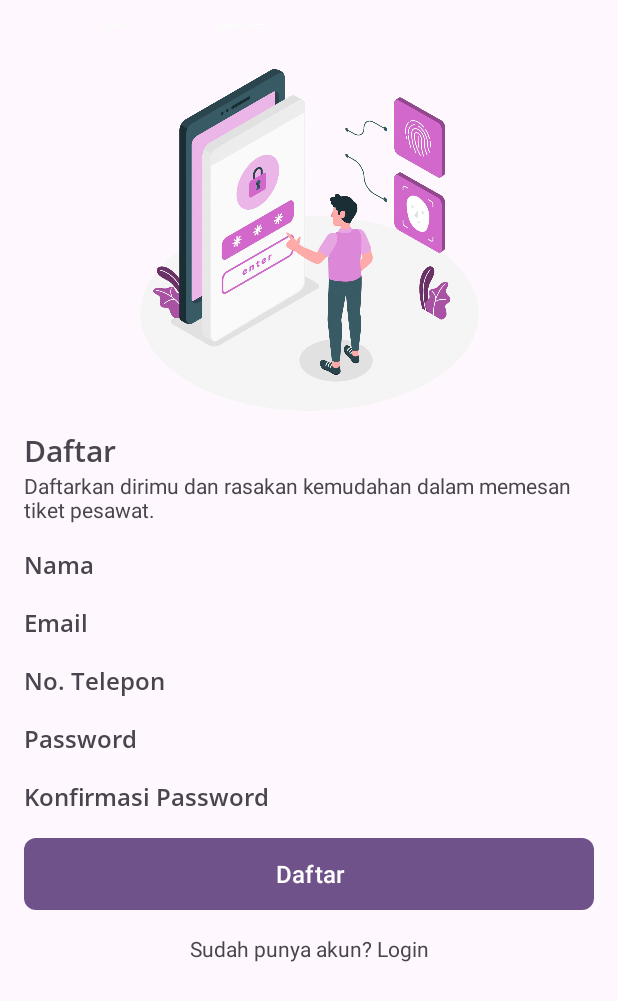
After one commit to FSW-AND-BINAR-BATCH-6/AND_SkyFly, an Android app: the RegisterActivity screen opened directly, with no data from a screen before it, on a phone screen of 412 x 824 dp. The commit adds this screen. Shown: the top 1001 px of the screen. Run offline under Robolectric (Android 15) with nearby library versions, the phone set to English and light mode, and no system bars.

Commit message:
add UI login, register and OTP view

```diff
--- a/app/src/main/AndroidManifest.xml
+++ b/app/src/main/AndroidManifest.xml
@@ -16,6 +16,12 @@
         android:usesCleartextTraffic="true"
         tools:targetApi="31">
         <activity
+            android:name=".presentation.register.RegisterActivity"
+            android:exported="false" />
+        <activity
+            android:name=".presentation.login.LoginActivity"
+            android:exported="false" />
+        <activity
             android:name=".presentation.main.MainActivity"
             android:exported="true">
             <intent-filter>
--- /dev/null
+++ b/app/src/main/java/com/kom/skyfly/presentation/register/RegisterActivity.kt
@@ -0,0 +1,20 @@
+package com.kom.skyfly.presentation.register
+
+import android.os.Bundle
+import androidx.activity.enableEdgeToEdge
+import androidx.appcompat.app.AppCompatActivity
+import androidx.core.view.ViewCompat
+import androidx.core.view.WindowInsetsCompat
+import com.kom.skyfly.R
+import com.kom.skyfly.databinding.ActivityRegisterBinding
+
+class RegisterActivity : AppCompatActivity() {
+    private val binding: ActivityRegisterBinding by lazy {
+        ActivityRegisterBinding.inflate(layoutInflater)
+    }
+
+    override fun onCreate(savedInstanceState: Bundle?) {
+        super.onCreate(savedInstanceState)
+        setContentView(binding.root)
+    }
+}
--- /dev/null
+++ b/app/src/main/res/drawable/btn_rounded.xml
@@ -0,0 +1,6 @@
+<?xml version="1.0" encoding="utf-8"?>
+<shape xmlns:android="http://schemas.android.com/apk/res/android"
+    android:shape="rectangle">
+    <solid android:color="@color/primary" />
+    <corners android:radius="8dp" />
+</shape>
--- /dev/null
+++ b/app/src/main/res/layout/activity_register.xml
@@ -0,0 +1,96 @@
+<?xml version="1.0" encoding="utf-8"?>
+<ScrollView xmlns:android="http://schemas.android.com/apk/res/android"
+    xmlns:app="http://schemas.android.com/apk/res-auto"
+    xmlns:tools="http://schemas.android.com/tools"
+    android:id="@+id/main"
+    android:layout_width="match_parent"
+    android:layout_height="match_parent"
+    tools:context=".presentation.register.RegisterActivity">
+
+    <androidx.constraintlayout.widget.ConstraintLayout
+        android:layout_width="match_parent"
+        android:layout_height="wrap_content">
+
+
+        <ImageView
+            android:id="@+id/iv_authentication"
+            android:layout_width="270dp"
+            android:layout_height="270dp"
+            android:layout_marginTop="16dp"
+            android:src="@drawable/img_authentication"
+            app:layout_constraintLeft_toLeftOf="parent"
+            app:layout_constraintRight_toRightOf="parent"
+            app:layout_constraintTop_toTopOf="parent" />
+
+        <TextView
+            android:id="@+id/tv_login_title"
+            android:layout_width="match_parent"
+            android:layout_height="wrap_content"
+            android:layout_marginHorizontal="16dp"
+            android:fontFamily="@font/font_open_sans_semi_bold"
+            android:text="@string/text_register"
+            android:textSize="20sp"
+            app:layout_constraintEnd_toEndOf="parent"
+            app:layout_constraintStart_toStartOf="parent"
+            app:layout_constraintTop_toBottomOf="@id/iv_authentication" />
+
+        <TextView
+            android:id="@+id/tv_sub_login"
+            android:layout_width="match_parent"
+            android:layout_height="wrap_content"
+            android:layout_marginHorizontal="16dp"
+            android:text="@string/text_sub_register"
+            app:layout_constraintEnd_toEndOf="parent"
+            app:layout_constraintStart_toStartOf="parent"
+            app:layout_constraintTop_toBottomOf="@id/tv_login_title" />
+
+        <include
+            android:id="@+id/layout_form"
+            layout="@layout/layout_register_form"
+            android:layout_width="match_parent"
+            android:layout_height="wrap_content"
+            android:layout_marginHorizontal="16dp"
+            app:layout_constraintEnd_toEndOf="parent"
+            app:layout_constraintStart_toStartOf="parent"
+            app:layout_constraintTop_toBottomOf="@+id/tv_sub_login" />
+
+        <FrameLayout
+            android:id="@+id/fl_btn_register"
+            android:layout_width="match_parent"
+            android:layout_height="wrap_content"
+            android:padding="16dp"
+            app:layout_constraintEnd_toEndOf="parent"
+            app:layout_constraintStart_toStartOf="parent"
+            app:layout_constraintTop_toBottomOf="@id/layout_form">
+
+            <Button
+                android:id="@+id/btn_register"
+                android:layout_width="match_parent"
+                android:layout_height="wrap_content"
+                android:background="@drawable/btn_rounded"
+                android:text="@string/text_register"
+                android:textSize="16sp" />
+
+            <com.google.android.material.progressindicator.CircularProgressIndicator
+                android:id="@+id/pb_loading"
+                android:layout_width="match_parent"
+                android:layout_height="wrap_content"
+                android:layout_gravity="center"
+                android:indeterminate="true"
+                android:visibility="gone" />
+        </FrameLayout>
+
+        <TextView
+            android:id="@+id/tv_not_have_account"
+            android:layout_width="match_parent"
+            android:layout_height="wrap_content"
+            android:layout_marginHorizontal="16dp"
+            android:paddingBottom="32dp"
+            android:text="@string/text_already_have_account"
+            android:textAlignment="center"
+            app:layout_constraintEnd_toEndOf="parent"
+            app:layout_constraintStart_toStartOf="parent"
+            app:layout_constraintTop_toBottomOf="@id/fl_btn_register" />
+    </androidx.constraintlayout.widget.ConstraintLayout>
+
+</ScrollView>
--- /dev/null
+++ b/app/src/main/res/layout/layout_register_form.xml
@@ -0,0 +1,152 @@
+<?xml version="1.0" encoding="utf-8"?>
+<LinearLayout xmlns:android="http://schemas.android.com/apk/res/android"
+    xmlns:app="http://schemas.android.com/apk/res-auto"
+    xmlns:tools="http://schemas.android.com/tools"
+    android:layout_width="match_parent"
+    android:layout_height="wrap_content"
+    android:orientation="vertical">
+
+    <TextView
+        android:id="@+id/tv_fullname"
+        android:layout_width="wrap_content"
+        android:layout_height="wrap_content"
+        android:layout_marginTop="16dp"
+        android:fontFamily="@font/font_open_sans_semi_bold"
+        android:text="@string/text_full_name"
+        android:textSize="16sp"
+        app:layout_constraintStart_toStartOf="parent"
+        app:layout_constraintTop_toBottomOf="@+id/iv_profile" />
+
+    <com.google.android.material.textfield.TextInputLayout
+        android:id="@+id/til_full_name"
+        android:layout_width="match_parent"
+        android:layout_height="wrap_content"
+        android:visibility="gone"
+        tools:visibility="visible">
+
+        <com.google.android.material.textfield.TextInputEditText
+            android:id="@+id/et_full_name"
+            android:layout_width="match_parent"
+            android:layout_height="wrap_content"
+            android:hint="@string/text_hint_full_name"
+            android:textSize="16sp" />
+
+    </com.google.android.material.textfield.TextInputLayout>
+
+    <TextView
+        android:id="@+id/tv_email_title"
+        android:layout_width="wrap_content"
+        android:layout_height="wrap_content"
+        android:layout_marginTop="16dp"
+        android:fontFamily="@font/font_open_sans_semi_bold"
+        android:text="@string/text_profile_email"
+        android:textSize="16sp"
+        android:textStyle=""
+        app:layout_constraintStart_toStartOf="parent"
+        app:layout_constraintTop_toBottomOf="@+id/iv_profile" />
+
+    <com.google.android.material.textfield.TextInputLayout
+        android:id="@+id/til_email"
+        android:layout_width="match_parent"
+        android:layout_height="wrap_content"
+        android:layout_marginTop="8dp"
+        android:visibility="gone"
+        tools:visibility="visible">
+
+        <com.google.android.material.textfield.TextInputEditText
+            android:id="@+id/et_email"
+            android:layout_width="match_parent"
+            android:layout_height="wrap_content"
+            android:hint="@string/text_hint_email"
+            android:inputType="textEmailAddress" />
+
+    </com.google.android.material.textfield.TextInputLayout>
+    <TextView
+        android:id="@+id/tv_no_tlp_title"
+        android:layout_width="wrap_content"
+        android:layout_height="wrap_content"
+        android:layout_marginTop="16dp"
+        android:fontFamily="@font/font_open_sans_semi_bold"
+        android:text="@string/text_no_telp"
+        android:textSize="16sp"
+        android:textStyle=""
+        app:layout_constraintStart_toStartOf="parent"
+        app:layout_constraintTop_toBottomOf="@+id/iv_profile" />
+
+    <com.google.android.material.textfield.TextInputLayout
+        android:id="@+id/til_no_tlp"
+        android:layout_width="match_parent"
+        android:layout_height="wrap_content"
+        android:layout_marginTop="8dp"
+        android:visibility="gone"
+        tools:visibility="visible">
+
+        <com.google.android.material.textfield.TextInputEditText
+            android:id="@+id/et_no_tlp"
+            android:layout_width="match_parent"
+            android:layout_height="wrap_content"
+            android:hint="@string/text_hint_no_tlp"
+            android:inputType="textEmailAddress" />
+
+    </com.google.android.material.textfield.TextInputLayout>
+
+    <TextView
+        android:id="@+id/tv_password_title"
+        android:layout_width="wrap_content"
+        android:layout_height="wrap_content"
+        android:layout_marginTop="16dp"
+        android:fontFamily="@font/font_open_sans_semi_bold"
+        android:text="@string/text_password"
+        android:textSize="16sp"
+        app:layout_constraintStart_toStartOf="parent"
+        app:layout_constraintTop_toBottomOf="@+id/iv_profile" />
+
+    <com.google.android.material.textfield.TextInputLayout
+        android:id="@+id/til_password"
+        android:layout_width="match_parent"
+        android:layout_height="wrap_content"
+        android:layout_marginTop="8dp"
+        android:visibility="gone"
+        app:passwordToggleEnabled="true"
+        tools:visibility="visible">
+
+        <com.google.android.material.textfield.TextInputEditText
+            android:id="@+id/et_password"
+            android:layout_width="match_parent"
+            android:layout_height="wrap_content"
+            android:hint="@string/text_hint_password"
+            android:inputType="textPassword" />
+
+    </com.google.android.material.textfield.TextInputLayout>
+
+    <TextView
+        android:id="@+id/tv_confirm_password_title"
+        android:layout_width="wrap_content"
+        android:layout_height="wrap_content"
+        android:layout_marginTop="16dp"
+        android:fontFamily="@font/font_open_sans_semi_bold"
+        android:text="@string/text_confirm_password"
+        android:textSize="16sp"
+        app:layout_constraintStart_toStartOf="parent"
+        app:layout_constraintTop_toBottomOf="@+id/iv_profile" />
+
+    <com.google.android.material.textfield.TextInputLayout
+        android:id="@+id/til_confirm_password"
+        android:layout_width="match_parent"
+        android:layout_height="wrap_content"
+        android:layout_marginTop="8dp"
+        android:visibility="gone"
+        app:passwordToggleEnabled="true"
+        tools:visibility="visible">
+
+        <com.google.android.material.textfield.TextInputEditText
+            android:id="@+id/et_confirm_password"
+            android:layout_width="match_parent"
+            android:layout_height="wrap_content"
+            android:hint="@string/text_hint_confirm_password"
+            android:inputType="textPassword" />
+
+    </com.google.android.material.textfield.TextInputLayout>
+
+
+</LinearLayout>
--- a/app/src/main/res/values-night/colors.xml
+++ b/app/src/main/res/values-night/colors.xml
@@ -1,4 +1,9 @@
 <resources>
+
+    <color name="grey">#C8C8C8</color>
+    <color name="darkGrey">#CD848484</color>
+    <color name="white">#FFFFFFFF</color>
+
     <color name="md_theme_primary">#DBB9F9</color>
     <color name="md_theme_onPrimary">#3E2458</color>
     <color name="md_theme_primaryContainer">#563B71</color>
--- a/app/src/main/res/values/colors.xml
+++ b/app/src/main/res/values/colors.xml
@@ -1,4 +1,8 @@
 <resources>
+    <color name="grey">#C8C8C8</color>
+    <color name="darkGrey">#CD848484</color>
+    <color name="white">#FFFFFFFF</color>
+
     <color name="md_theme_primary">#6F528A</color>
     <color name="md_theme_onPrimary">#FFFFFF</color>
     <color name="md_theme_primaryContainer">#F0DBFF</color>
--- a/app/src/main/res/values/strings.xml
+++ b/app/src/main/res/values/strings.xml
@@ -6,4 +6,27 @@
     <string name="text_riwayat">Riwayat</string>
     <string name="text_notification">Notifikasi</string>
     <string name="text_profile">Akun</string>
+    <string name="text_email_or_no_tlp_title">Email / No. Telepon</string>
+    <string name="text_input_email_hint">Masukkan email / no. telepon</string>
+    <string name="text_password">Password</string>
+    <string name="text_hint_password">Masukkan password</string>
+    <string name="text_login">Login</string>
+    <string name="text_sub_login">Masuk untuk mengakses lebih banyak fitur.</string>
+    <string name="text_forget_password">Lupa password?\n</string>
+    <string name="tv_not_have_account">Belum punya akun? Daftar</string>
+    <string name="text_full_name">Nama</string>
+    <string name="text_hint_full_name">Nama lengkap\n</string>
+    <string name="text_profile_email">Email</string>
+    <string name="text_hint_email">Masukkan email</string>
+    <string name="text_confirm_password">Konfirmasi Password</string>
+    <string name="text_hint_confirm_password">konfirmasi password\n</string>
+    <string name="text_no_telp">No. Telepon</string>
+    <string name="text_hint_no_tlp">Masukkan no telepon\n</string>
+    <string name="text_register">Daftar</string>
+    <string name="text_sub_register">Daftarkan dirimu dan rasakan kemudahan dalam memesan tiket pesawat.</string>
+    <string name="text_already_have_account">Sudah punya akun? Login</string>
+    <string name="text_input_otp">Masukkan OTP</string>
+    <string name="text_otp">Ketik 6 digit kode yang dikirimkan ke +3874387743788</string>
+    <string name="text_resend_otp">Kirim ulang OTP dalam 60 detik</string>
+    <string name="text_req_new_otp">Minta kode baru via Email</string>
 </resources>
--- a/gradle/libs.versions.toml
+++ b/gradle/libs.versions.toml
@@ -40,6 +40,9 @@ mockk = "1.13.10"
 coroutine-test = "1.7.2"
 turbine = "1.0.0"
 core-testing = "2.2.0"
+
+# OTP View
+otp-view = "3.1.0"
 
 [libraries]
 androidx-core-ktx = { group = "androidx.core", name = "core-ktx", version.ref = "coreKtx" }
@@ -89,6 +92,8 @@ coroutine-test = { group = "org.jetbrains.kotlinx", name = "kotlinx-coroutines-t
 turbine = { group = "app.cash.turbine", name = "turbine", version.ref = "turbine" }
 core-testing = { group = "androidx.arch.core", name = "core-testing", version.ref = "core-testing" }
 
+# OTP View
+otp-view = { group = "com.github.mukeshsolanki.android-otpview-pinview", name = "otpview", version.ref = "otp-view" }
 
 
 [plugins]
--- a/settings.gradle.kts
+++ b/settings.gradle.kts
@@ -16,6 +16,8 @@ dependencyResolutionManagement {
     repositories {
         google()
         mavenCentral()
+        maven { url = uri("https://jitpack.io") }
+
     }
 }
 
```
Also changed, not shown: app/build.gradle.kts (+8 -5 lines), app/src/main/java/com/kom/skyfly/presentation/login/LoginActivity.kt (added, +21 -0 lines), app/src/main/java/com/kom/skyfly/presentation/verifyotp/VerifyOtpFragment.kt (added, +24 -0 lines), app/src/main/res/drawable/bg_otp_item.xml (added, +20 -0 lines), app/src/main/res/layout/activity_login.xml (added, +99 -0 lines), app/src/main/res/layout/fragment_verify_otp.xml (added, +78 -0 lines), app/src/main/res/layout/layout_login_form.xml (added, +66 -0 lines), app/src/main/res/drawable/img_authentication.png (added).
